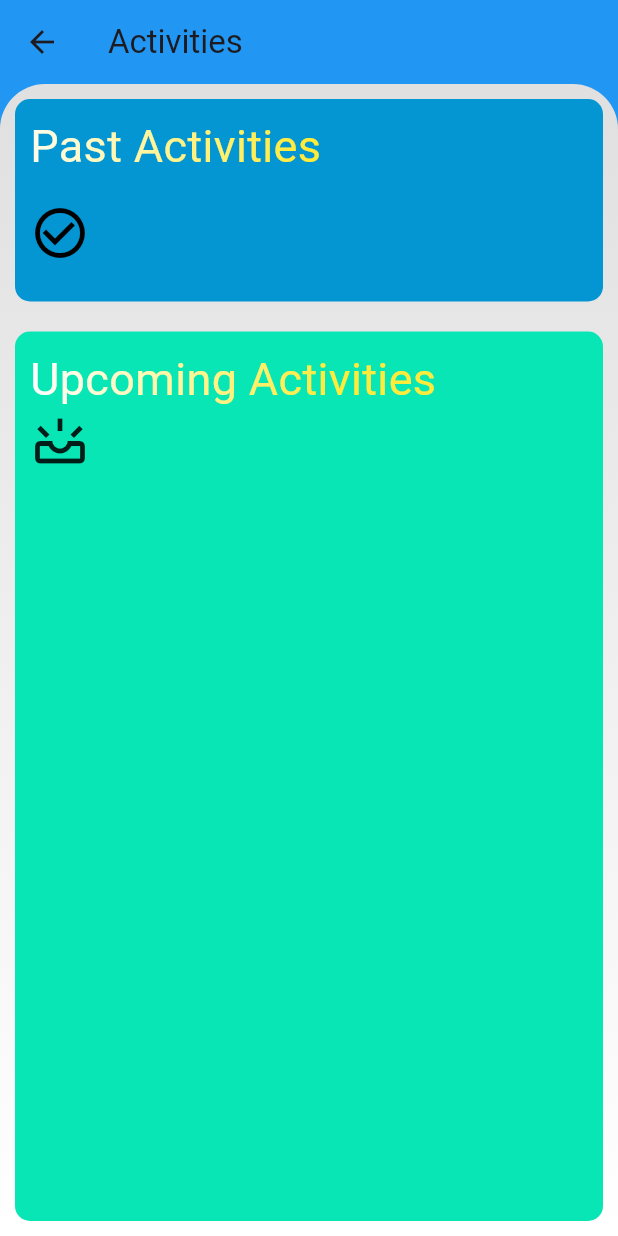
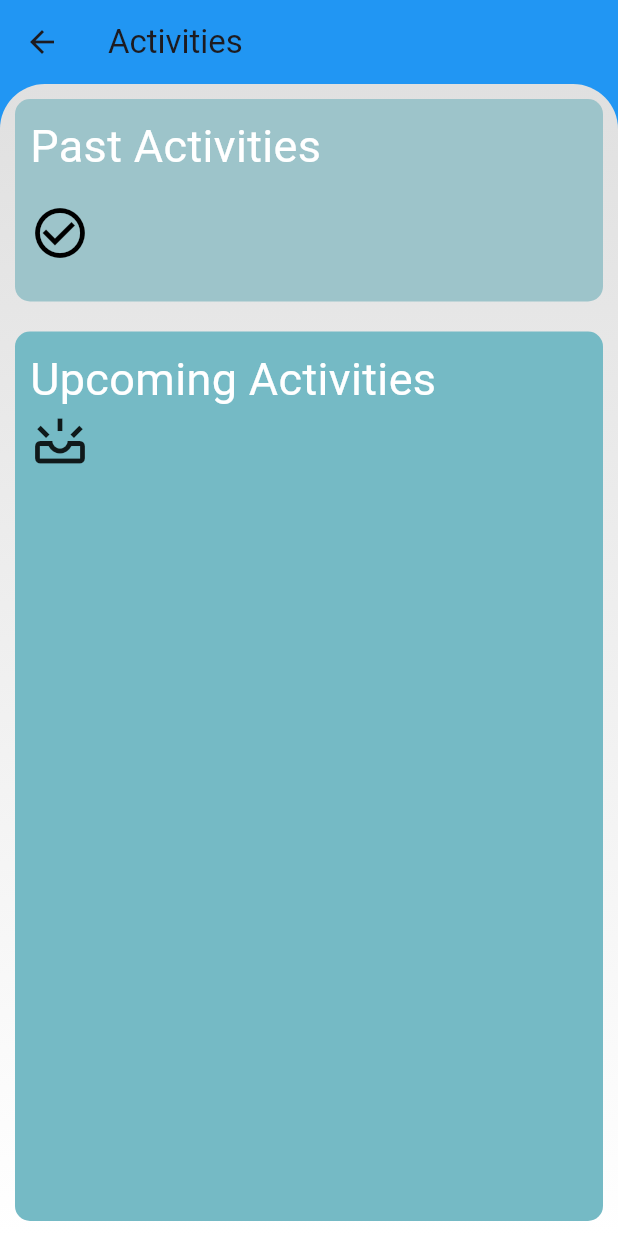
Before and after one commit to BasantaPoudel/feedback-flow-ai, a Flutter app: the ActScreen screen opened directly, on a phone screen of 412 x 824 dp. Run offline on Flutter 3.47's test engine with Material 3 defaults, Android fonts, the phone set to English and light mode, and no system bars; our stand-ins replace bloc, cloud_firestore, firebase_auth, firebase_core, fl_chart, flutter_bloc and 1 more; missing offline and left inert: firebase_ui_auth, material_color_gen; accounts and stored records are empty.

Commit message:
Change color

```diff
--- a/lib/screens/activities_screen/past_activities.dart
+++ b/lib/screens/activities_screen/past_activities.dart
@@ -19,7 +19,7 @@ class _PastActivitiesState extends State<PastActivities> {
         padding: const EdgeInsets.all(10),
         margin: const EdgeInsets.all(10),
         decoration: const BoxDecoration(
-          color: Color.fromRGBO(4, 149, 211, 1),
+          color: Color.fromRGBO(157, 196, 202, 1),
           borderRadius: BorderRadius.all(Radius.circular(10.0)),
         ),
         child: Column(
@@ -29,12 +29,13 @@ class _PastActivitiesState extends State<PastActivities> {
               Text("Past Activities",
                   style: TextStyle(
                     fontSize: 30,
-                    foreground: Paint()
-                      ..shader = const LinearGradient(colors: <Color>[
-                        Colors.white,
-                        Colors.yellow,
-                      ]).createShader(
-                          const Rect.fromLTWH(0.0, 0.0, 200.0, 70.0)),
+                    color: Colors.white,
+                    // foreground: Paint()
+                    //   ..shader = const LinearGradient(colors: <Color>[
+                    //     Colors.white,
+                    //     Colors.yellow,
+                    //   ]).createShader(
+                    //       const Rect.fromLTWH(0.0, 0.0, 200.0, 70.0)),
                   )),
               Container(
                   // padding: const EdgeInsets.all(10),
--- a/lib/screens/activities_screen/upcoming_activities.dart
+++ b/lib/screens/activities_screen/upcoming_activities.dart
@@ -27,7 +27,7 @@ class _UpcomingActivitiesState extends State<UpcomingActivities> {
             padding: const EdgeInsets.all(10),
             margin: const EdgeInsets.all(10),
             decoration: const BoxDecoration(
-              color: Color.fromRGBO(9, 230, 182, 1),
+              color: Color.fromRGBO(117, 186, 197, 1),
               borderRadius: BorderRadius.all(Radius.circular(10.0)),
             ),
             child: SingleChildScrollView(
@@ -39,12 +39,13 @@ class _UpcomingActivitiesState extends State<UpcomingActivities> {
                     Text('Upcoming Activities',
                         style: TextStyle(
                           fontSize: 30,
-                          foreground: Paint()
-                            ..shader = const LinearGradient(colors: <Color>[
-                              Colors.white,
-                              Colors.yellow,
-                            ]).createShader(
-                                const Rect.fromLTWH(0.0, 0.0, 200.0, 70.0)),
+                          color: Colors.white,
+                          // foreground: Paint()
+                          //   ..shader = const LinearGradient(colors: <Color>[
+                          //     Colors.white,
+                          //     Colors.yellow,
+                          //   ]).createShader(
+                          //       const Rect.fromLTWH(0.0, 0.0, 200.0, 70.0)),
                         )),
                     Row(mainAxisAlignment: MainAxisAlignment.start, children: [
                       const Icon(Icons.upcoming_outlined, size: 40),
```
